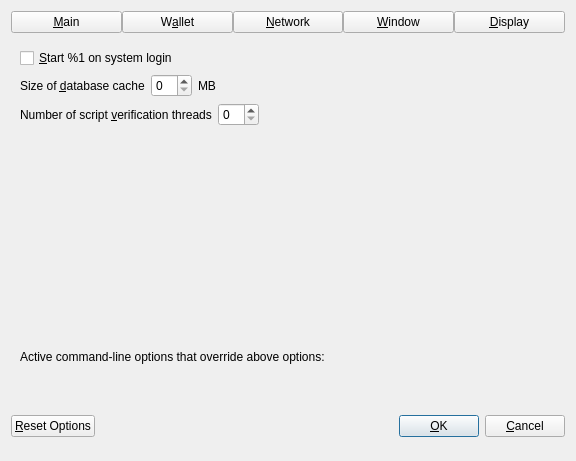
Before: the Qt Designer form src/qt/forms/optionsdialog.ui in Raptor3um/raptoreum, drawn with Qt 5.
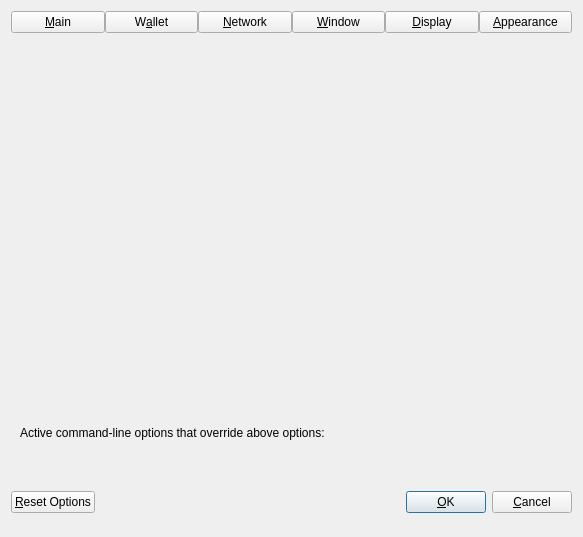
After: the same form once the commit is applied. Custom widgets are drawn as their Qt base class.

Commit message: qt: Introduce appearance tab and setup dialog (#3568)

What changed in the file:
```diff
--- a/src/qt/forms/optionsdialog.ui
+++ b/src/qt/forms/optionsdialog.ui
@@ -6,10 +6,16 @@
    <rect>
     <x>0</x>
     <y>0</y>
-    <width>576</width>
-    <height>402</height>
+    <width>583</width>
+    <height>537</height>
    </rect>
   </property>
+  <property name="sizePolicy">
+   <sizepolicy hsizetype="Fixed" vsizetype="Fixed">
+    <horstretch>0</horstretch>
+    <verstretch>0</verstretch>
+   </sizepolicy>
+  </property>
   <property name="windowTitle">
    <string>Options</string>
   </property>
@@ -75,6 +81,16 @@
        </property>
       </widget>
      </item>
+     <item>
+      <widget class="QPushButton" name="btnAppearance">
+       <property name="text">
+        <string>&amp;Appearance</string>
+       </property>
+       <property name="checkable">
+        <bool>true</bool>
+       </property>
+      </widget>
+     </item>
     </layout>
    </item>
    <item>
@@ -86,7 +102,7 @@
       </size>
      </property>
      <property name="currentIndex">
-      <number>0</number>
+      <number>5</number>
      </property>
      <widget class="QWidget" name="pageMain">
       <layout class="QVBoxLayout" name="verticalLayout_Main">
@@ -875,6 +891,26 @@
        </item>
       </layout>
      </widget>
+     <widget class="QWidget" name="pageAppearance">
+      <layout class="QVBoxLayout" name="verticalLayout_3">
+       <item>
+        <widget class="QWidget" name="widgetAppearance" native="true"/>
+       </item>
+       <item>
+        <spacer name="verticalSpacer_2">
+         <property name="orientation">
+          <enum>Qt::Vertical</enum>
+         </property>
+         <property name="sizeHint" stdset="0">
+          <size>
+           <width>20</width>
+           <height>40</height>
+          </size>
+         </property>
+        </spacer>
+       </item>
+      </layout>
+     </widget>
     </widget>
    </item>
    <item>
```
Left out of the diff: 14 changed lines with no effect on the pictures. The commit also changes 18 other files.
